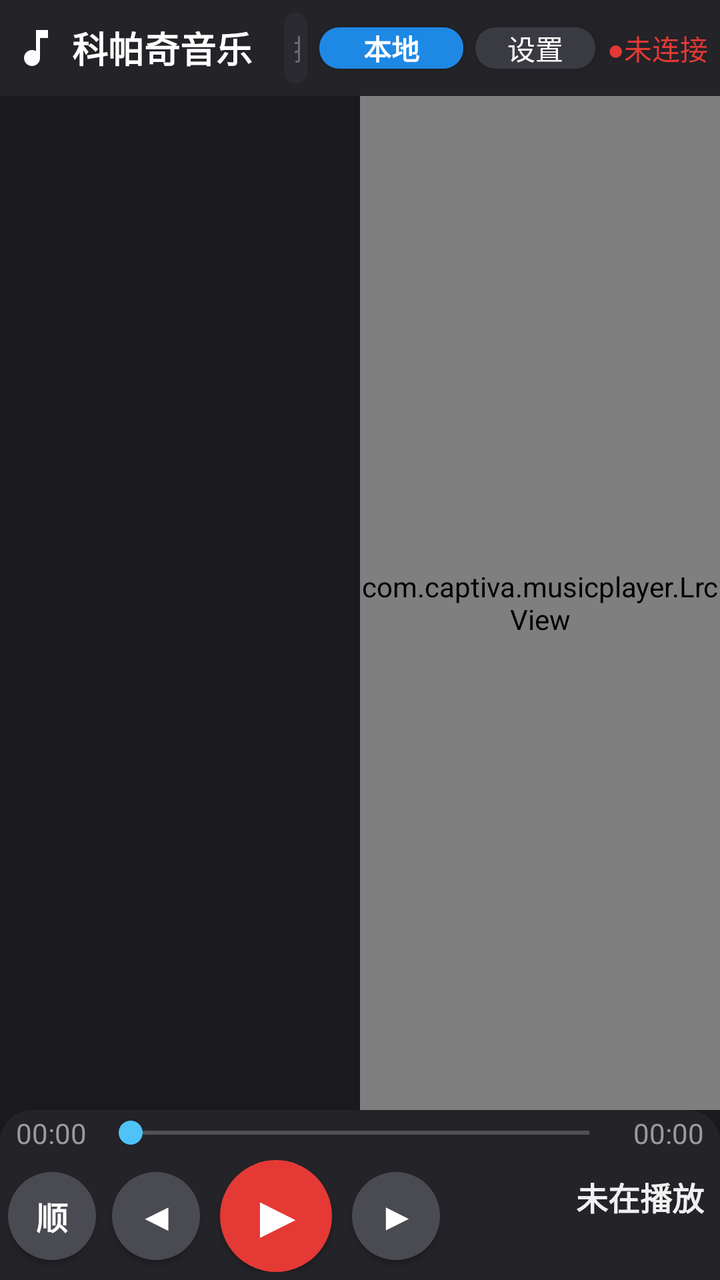
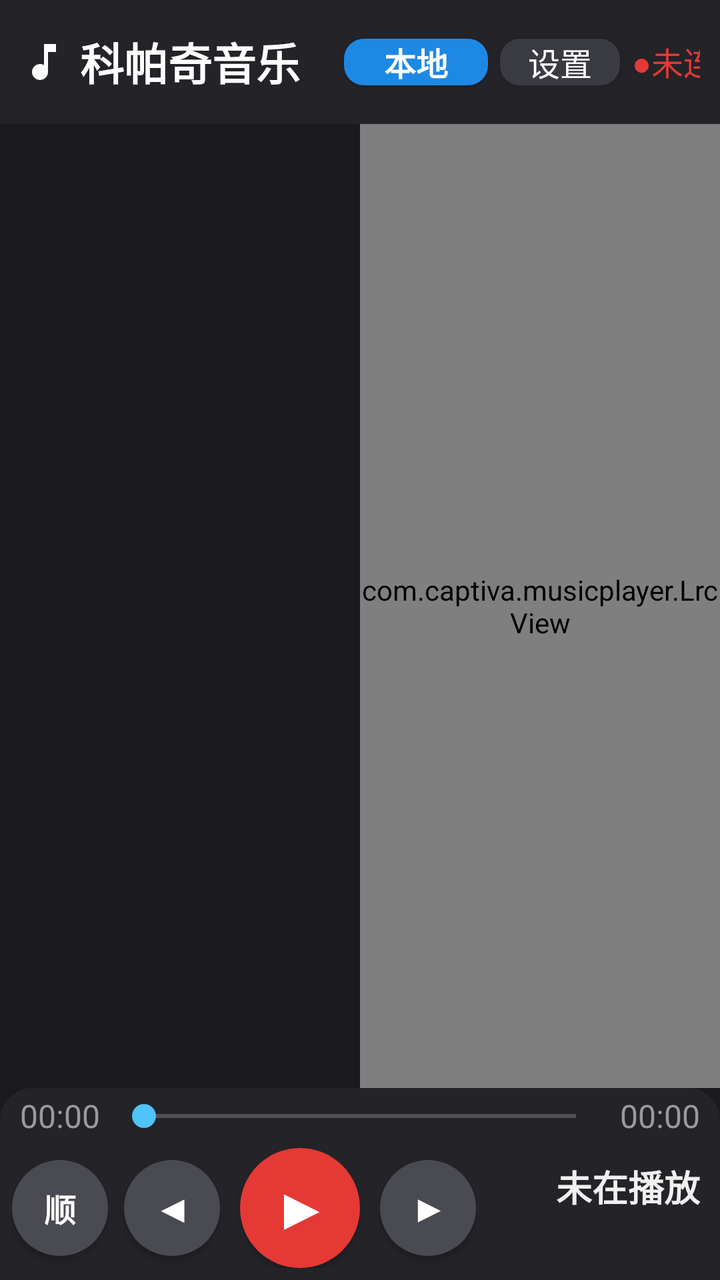

The first picture is an Android layout as it rendered before a commit; the second is the same layout after the commit. The layout source and the unified diff follow.
<!-- AndroidManifest.xml: application theme Theme.CaptivaMusic -->
<!-- res/layout/activity_main.xml -->
<?xml version="1.0" encoding="utf-8"?>
<LinearLayout xmlns:android="http://schemas.android.com/apk/res/android"
    android:layout_width="match_parent"
    android:layout_height="match_parent"
    android:orientation="vertical"
    android:background="@color/bg_main">

    
    <LinearLayout
        android:layout_width="match_parent"
        android:layout_height="wrap_content"
        android:orientation="horizontal"
        android:gravity="center_vertical"
        android:padding="@dimen/title_bar_padding"
        android:background="@color/bg_title_bar">

        <ImageView
            android:layout_width="24dp"
            android:layout_height="24dp"
            android:src="@drawable/ic_music_note"
            android:contentDescription="@string/app_name" />

        <TextView
            android:layout_width="wrap_content"
            android:layout_height="wrap_content"
            android:layout_marginStart="6dp"
            android:layout_marginLeft="6dp"
            android:text="@string/app_name"
            android:textColor="@color/text_title"
            android:textSize="@dimen/title_text_size"
            android:textStyle="bold" />

        <TextView
            android:id="@+id/tv_count"
            android:layout_width="wrap_content"
            android:layout_height="wrap_content"
            android:layout_marginStart="8dp"
            android:layout_marginLeft="8dp"
            android:textColor="@color/text_secondary"
            android:textSize="@dimen/sub_text_size" />

        
        <EditText
            android:id="@+id/et_search"
            android:layout_width="0dp"
            android:layout_height="@dimen/search_height"
            android:layout_weight="1"
            android:layout_marginStart="8dp"
            android:layout_marginLeft="8dp"
            android:background="@drawable/bg_search"
            android:hint="搜索本地歌曲、歌手、专辑..."
            android:textColorHint="@color/search_hint"
            android:textColor="@color/text_primary"
            android:textSize="@dimen/search_text_size"
            android:paddingLeft="@dimen/search_padding"
            android:paddingRight="@dimen/search_padding"
            android:singleLine="true"
            android:imeOptions="actionSearch"
            android:inputType="text" />

        
        <Button
            android:id="@+id/btn_source"
            android:layout_width="wrap_content"
            android:layout_height="wrap_content"
            android:layout_marginStart="6dp"
            android:layout_marginLeft="6dp"
            android:minWidth="72dp"
            android:minHeight="0dp"
            android:background="@drawable/bg_btn_source_local"
            android:text="本地"
            android:textColor="#FFFFFF"
            android:textStyle="bold"
            android:textSize="@dimen/sub_text_size" />

        
        <Button
            android:id="@+id/btn_settings"
            android:layout_width="wrap_content"
            android:layout_height="wrap_content"
            android:layout_marginStart="6dp"
            android:layout_marginLeft="6dp"
            android:minWidth="60dp"
            android:minHeight="0dp"
            android:background="@drawable/bg_btn"
            android:text="设置"
            android:textColor="@color/btn_text"
            android:textSize="@dimen/sub_text_size" />

        
        <TextView
            android:id="@+id/tv_server_status"
            android:layout_width="wrap_content"
            android:layout_height="wrap_content"
            android:layout_marginStart="6dp"
            android:layout_marginLeft="6dp"
            android:text="●未连接"
            android:textColor="@color/server_status_disconnected"
            android:textSize="@dimen/sub_text_size"
            android:singleLine="true" />
    </LinearLayout>

    
    <LinearLayout
        android:layout_width="match_parent"
        android:layout_height="0dp"
        android:layout_weight="1"
        android:orientation="horizontal">

        
        <FrameLayout
            android:layout_width="0dp"
            android:layout_height="match_parent"
            android:layout_weight="1">

            <androidx.recyclerview.widget.RecyclerView
                android:id="@+id/rv_list"
                android:layout_width="match_parent"
                android:layout_height="match_parent"
                android:scrollbars="vertical"
                android:overScrollMode="ifContentScrolls" />

            <TextView
                android:id="@+id/tv_empty"
                android:layout_width="wrap_content"
                android:layout_height="wrap_content"
                android:layout_gravity="center"
                android:textColor="@color/text_secondary"
                android:textSize="@dimen/sub_text_size"
                android:visibility="gone" />
        </FrameLayout>

        
        <com.captiva.musicplayer.LrcView
            android:id="@+id/lrc_view"
            android:layout_width="0dp"
            android:layout_height="match_parent"
            android:layout_weight="1" />
    </LinearLayout>

    
    <LinearLayout
        android:layout_width="match_parent"
        android:layout_height="wrap_content"
        android:orientation="vertical"
        android:paddingLeft="@dimen/control_bar_padding"
        android:paddingRight="@dimen/control_bar_padding"
        android:paddingTop="2dp"
        android:paddingBottom="@dimen/control_bar_padding"
        android:background="@drawable/bg_control_bar">

        
        <LinearLayout
            android:layout_width="match_parent"
            android:layout_height="wrap_content"
            android:orientation="horizontal"
            android:gravity="center_vertical"
            android:layout_marginLeft="4dp"
            android:layout_marginRight="4dp">

            <TextView
                android:id="@+id/tv_current_time"
                android:layout_width="wrap_content"
                android:layout_height="wrap_content"
                android:text="00:00"
                android:textColor="@color/text_secondary"
                android:textSize="@dimen/time_text_size"
                android:layout_marginRight="6dp" />

            <SeekBar
                android:id="@+id/sb_progress"
                android:layout_width="0dp"
                android:layout_height="@dimen/seekbar_height"
                android:layout_weight="1"
                android:minHeight="@dimen/seekbar_height"
                android:maxHeight="@dimen/seekbar_height"
                android:progressTint="@color/accent"
                android:thumbTint="@color/accent" />

            <TextView
                android:id="@+id/tv_total_time"
                android:layout_width="wrap_content"
                android:layout_height="wrap_content"
                android:text="00:00"
                android:textColor="@color/text_secondary"
                android:textSize="@dimen/time_text_size"
                android:layout_marginLeft="6dp" />
        </LinearLayout>

        
        <LinearLayout
            android:layout_width="match_parent"
            android:layout_height="wrap_content"
            android:orientation="horizontal"
            android:gravity="center_vertical"
            android:layout_marginTop="4dp">

            
            <LinearLayout
                android:layout_width="wrap_content"
                android:layout_height="wrap_content"
                android:orientation="horizontal"
                android:gravity="center_vertical">

                
                <Button
                    android:id="@+id/btn_mode"
                    android:layout_width="@dimen/btn_circle_size"
                    android:layout_height="@dimen/btn_circle_size"
                    android:minWidth="0dp"
                    android:minHeight="0dp"
                    android:padding="0dp"
                    android:gravity="center"
                    android:background="@drawable/bg_btn_circle"
                    android:text="顺"
                    android:textColor="@color/btn_text"
                    android:textSize="16sp"
                    android:textStyle="bold" />

                
                <Button
                    android:id="@+id/btn_prev"
                    android:layout_width="@dimen/btn_circle_size"
                    android:layout_height="@dimen/btn_circle_size"
                    android:layout_marginLeft="8dp"
                    android:minWidth="0dp"
                    android:minHeight="0dp"
                    android:padding="0dp"
                    android:gravity="center"
                    android:background="@drawable/bg_btn_circle"
                    android:text="◀"
                    android:textColor="@color/btn_text"
                    android:textSize="18sp"
                    android:textStyle="bold" />

                
                <Button
                    android:id="@+id/btn_play"
                    android:layout_width="@dimen/btn_circle_big_size"
                    android:layout_height="@dimen/btn_circle_big_size"
                    android:layout_marginLeft="10dp"
                    android:layout_marginRight="10dp"
                    android:minWidth="0dp"
                    android:minHeight="0dp"
                    android:padding="0dp"
                    android:gravity="center"
                    android:background="@drawable/bg_btn_circle_big_paused"
                    android:text="▶"
                    android:textColor="@color/btn_paused_text"
                    android:textSize="28sp"
                    android:textStyle="bold" />

                
                <Button
                    android:id="@+id/btn_next"
                    android:layout_width="@dimen/btn_circle_size"
                    android:layout_height="@dimen/btn_circle_size"
                    android:minWidth="0dp"
                    android:minHeight="0dp"
                    android:padding="0dp"
                    android:gravity="center"
                    android:background="@drawable/bg_btn_circle"
                    android:text="▶"
                    android:textColor="@color/btn_text"
                    android:textSize="18sp"
                    android:textStyle="bold" />
            </LinearLayout>

            
            <LinearLayout
                android:layout_width="0dp"
                android:layout_height="wrap_content"
                android:layout_weight="1"
                android:orientation="vertical"
                android:gravity="right|center_vertical"
                android:layout_marginLeft="12dp"
                android:paddingRight="4dp">

                <TextView
                    android:id="@+id/tv_now_title"
                    android:layout_width="wrap_content"
                    android:layout_height="wrap_content"
                    android:singleLine="true"
                    android:ellipsize="end"
                    android:text="未在播放"
                    android:textColor="@color/text_primary"
                    android:textSize="@dimen/now_title_text_size"
                    android:textStyle="bold" />

                <TextView
                    android:id="@+id/tv_now_artist"
                    android:layout_width="wrap_content"
                    android:layout_height="wrap_content"
                    android:singleLine="true"
                    android:ellipsize="end"
                    android:textColor="@color/text_secondary"
                    android:textSize="@dimen/sub_text_size" />
            </LinearLayout>
        </LinearLayout>
    </LinearLayout>

</LinearLayout>
<!-- resources referenced by this layout -->
<resources>
  <color name="accent">#4FC3F7</color>
  <color name="bg_main">#1A1A1E</color>
  <color name="bg_title_bar">#232328</color>
  <color name="btn_paused_text">#FFFFFF</color>
  <color name="btn_text">#FFFFFF</color>
  <color name="search_hint">#6A6A70</color>
  <color name="server_status_disconnected">#E53935</color>
  <color name="text_primary">#F0F0F0</color>
  <color name="text_secondary">#9A9AA0</color>
  <color name="text_title">#FFFFFF</color>
  <dimen name="btn_circle_big_size">56dp</dimen>
  <dimen name="btn_circle_size">44dp</dimen>
  <dimen name="control_bar_padding">4dp</dimen>
  <dimen name="now_title_text_size">16sp</dimen>
  <dimen name="search_height">36dp</dimen>
  <dimen name="search_padding">8dp</dimen>
  <dimen name="search_text_size">14sp</dimen>
  <dimen name="seekbar_height">12dp</dimen>
  <dimen name="sub_text_size">14sp</dimen>
  <dimen name="time_text_size">14sp</dimen>
  <dimen name="title_bar_padding">6dp</dimen>
  <dimen name="title_text_size">18sp</dimen>
  <!-- drawable bg_btn (drawable) -->
  <?xml version="1.0" encoding="utf-8"?>
  <selector xmlns:android="http://schemas.android.com/apk/res/android">
      <item android:state_pressed="true">
          <shape android:shape="rectangle">
              <solid android:color="#55555D" />
              <corners android:radius="10dp" />
          </shape>
      </item>
      <item>
          <shape android:shape="rectangle">
              <solid android:color="@color/btn_bg" />
              <corners android:radius="10dp" />
          </shape>
      </item>
  </selector>
  <!-- drawable bg_btn_circle (drawable) -->
  <?xml version="1.0" encoding="utf-8"?>
  <shape xmlns:android="http://schemas.android.com/apk/res/android"
      android:shape="oval">
      <solid android:color="#4A4A52" />
      <size
          android:width="44dp"
          android:height="44dp" />
  </shape>
  <!-- drawable bg_btn_circle_big_paused (drawable) -->
  <?xml version="1.0" encoding="utf-8"?>
  <shape xmlns:android="http://schemas.android.com/apk/res/android"
      android:shape="oval">
      <solid android:color="#E53935" />
      <size
          android:width="56dp"
          android:height="56dp" />
  </shape>
  <!-- drawable bg_control_bar (drawable) -->
  <?xml version="1.0" encoding="utf-8"?>
  <shape xmlns:android="http://schemas.android.com/apk/res/android"
      android:shape="rectangle">
      <solid android:color="@color/bg_control_bar" />
      <corners
          android:topLeftRadius="16dp"
          android:topRightRadius="16dp"
          android:bottomLeftRadius="0dp"
          android:bottomRightRadius="0dp" />
  </shape>
  <!-- drawable bg_search (drawable) -->
  <?xml version="1.0" encoding="utf-8"?>
  <shape xmlns:android="http://schemas.android.com/apk/res/android"
      android:shape="rectangle">
      <solid android:color="@color/search_bg" />
      <corners android:radius="22dp" />
  </shape>
  <!-- drawable ic_music_note (drawable) -->
  <?xml version="1.0" encoding="utf-8"?>
  <vector xmlns:android="http://schemas.android.com/apk/res/android"
      android:width="24dp"
      android:height="24dp"
      android:viewportWidth="24"
      android:viewportHeight="24">
      <path
          android:fillColor="#FFFFFF"
          android:pathData="M12,3v10.55c-0.59,-0.34 -1.27,-0.55 -2,-0.55 -2.21,0 -4,1.79 -4,4s1.79,4 4,4 4,-1.79 4,-4V7h4V3h-6z" />
  </vector>
  <string name="app_name">科帕奇音乐</string>
  <style name="Theme.CaptivaMusic" parent="Theme.AppCompat.NoActionBar">
          <item name="colorPrimary">@color/accent</item>
          <item name="colorPrimaryDark">@color/bg_title_bar</item>
          <item name="colorAccent">@color/accent</item>
          <item name="android:windowBackground">@color/bg_main</item>
          <item name="android:statusBarColor">@color/bg_title_bar</item>
          <item name="android:textColorPrimary">@color/text_primary</item>
      </style>
  <color name="btn_bg">#3A3A42</color>
  <color name="bg_control_bar">#232328</color>
  <color name="search_bg">#2A2A30</color>
  <!-- unchanged entries left out for length: 1 -->
</resources>

<!-- the commit's change to res/layout/activity_main.xml (unified diff, before → after) -->
@@ -170,10 +170,12 @@
             <SeekBar
                 android:id="@+id/sb_progress"
                 android:layout_width="0dp"
-                android:layout_height="@dimen/seekbar_height"
+                android:layout_height="24dp"
                 android:layout_weight="1"
-                android:minHeight="@dimen/seekbar_height"
-                android:maxHeight="@dimen/seekbar_height"
+                android:minHeight="24dp"
+                android:maxHeight="24dp"
+                android:paddingTop="2dp"
+                android:paddingBottom="2dp"
                 android:progressTint="@color/accent"
                 android:thumbTint="@color/accent" />
 
<!-- resource entries referenced after the edit -->
@@ -10,18 +10,17 @@
   <color name="text_primary">#F0F0F0</color>
   <color name="text_secondary">#9A9AA0</color>
   <color name="text_title">#FFFFFF</color>
-  <dimen name="btn_circle_big_size">56dp</dimen>
-  <dimen name="btn_circle_size">44dp</dimen>
-  <dimen name="control_bar_padding">4dp</dimen>
-  <dimen name="now_title_text_size">16sp</dimen>
-  <dimen name="search_height">36dp</dimen>
-  <dimen name="search_padding">8dp</dimen>
-  <dimen name="search_text_size">14sp</dimen>
-  <dimen name="seekbar_height">12dp</dimen>
-  <dimen name="sub_text_size">14sp</dimen>
-  <dimen name="time_text_size">14sp</dimen>
-  <dimen name="title_bar_padding">6dp</dimen>
-  <dimen name="title_text_size">18sp</dimen>
+  <dimen name="btn_circle_big_size">60dp</dimen>
+  <dimen name="btn_circle_size">48dp</dimen>
+  <dimen name="control_bar_padding">6dp</dimen>
+  <dimen name="now_title_text_size">18sp</dimen>
+  <dimen name="search_height">42dp</dimen>
+  <dimen name="search_padding">10dp</dimen>
+  <dimen name="search_text_size">16sp</dimen>
+  <dimen name="sub_text_size">16sp</dimen>
+  <dimen name="time_text_size">16sp</dimen>
+  <dimen name="title_bar_padding">10dp</dimen>
+  <dimen name="title_text_size">22sp</dimen>
   <!-- drawable bg_btn (drawable) -->
   <?xml version="1.0" encoding="utf-8"?>
   <selector xmlns:android="http://schemas.android.com/apk/res/android">
